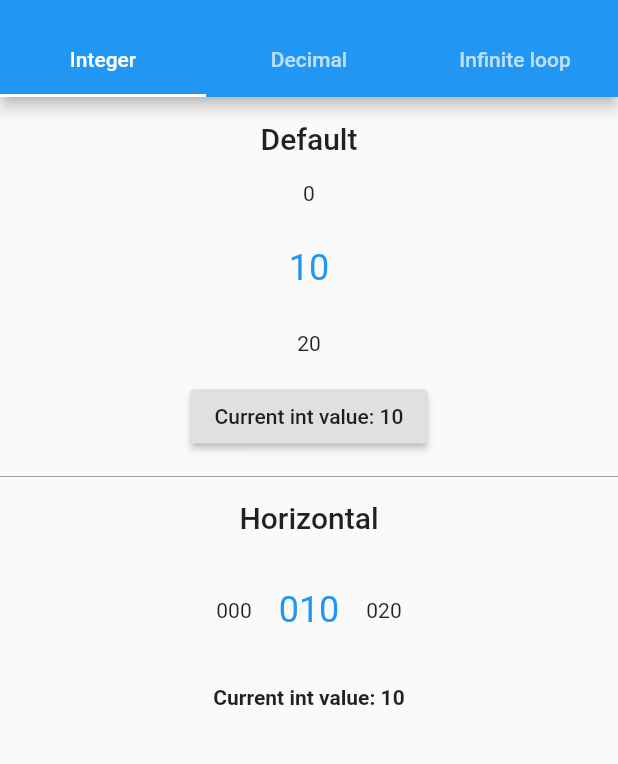
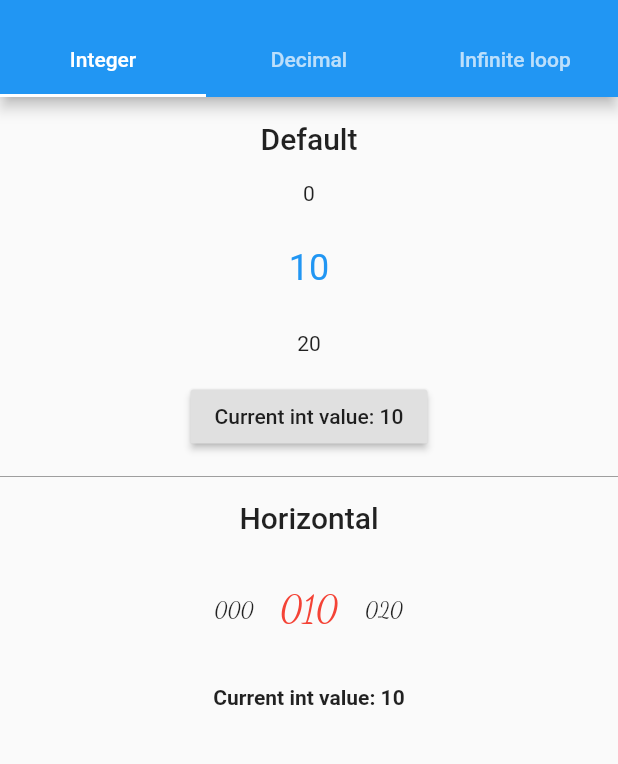
Before and after one commit to MarcinusX/NumberPicker, a Flutter app: the screen it shows after launch, on a phone screen of 412 x 824 dp, the part 59-823 px from its top. Run offline on Flutter 3.47's test engine with Material 2 defaults, Android fonts, the phone set to English and light mode, and no system bars; missing offline and left inert: infinite_listview.

Commit message:
implement custom font and text color

```diff
--- a/example/lib/main.dart
+++ b/example/lib/main.dart
@@ -141,6 +141,8 @@ class _MyHomePageState extends State<MyHomePage> {
       maxValue: 100,
       step: 10,
       zeroPad: true,
+      fontFamily: 'dancing',
+      selectedTextColor: Colors.red,
       onChanged: (value) => setState(() => _currentHorizontalIntValue = value),
     );
     integerInfiniteNumberPicker = new NumberPicker.integer(
--- a/example/pubspec.yaml
+++ b/example/pubspec.yaml
@@ -51,3 +51,7 @@ flutter:
   #       - asset: fonts/TrajanPro.ttf
   #       - asset: fonts/TrajanPro_Bold.ttf
   #         weight: 700
+  fonts:
+    - family: dancing
+      fonts:
+        - asset: assets/fonts/dancing.ttf
--- a/lib/numberpicker.dart
+++ b/lib/numberpicker.dart
@@ -36,6 +36,9 @@ class NumberPicker extends StatelessWidget {
     this.highlightSelectedValue = true,
     this.decoration,
     this.haptics = false,
+    this.fontFamily,
+    this.selectedTextColor,
+    this.textColor,
   })  : assert(initialValue != null),
         assert(minValue != null),
         assert(maxValue != null),
@@ -72,6 +75,9 @@ class NumberPicker extends StatelessWidget {
     this.highlightSelectedValue = true,
     this.decoration,
     this.haptics = false,
+    this.fontFamily,
+    this.selectedTextColor,
+    this.textColor,
   })  : assert(initialValue != null),
         assert(minValue != null),
         assert(maxValue != null),
@@ -110,6 +116,9 @@ class NumberPicker extends StatelessWidget {
     this.highlightSelectedValue = true,
     this.decoration,
     this.haptics = false,
+    this.fontFamily,
+    this.selectedTextColor,
+    this.textColor,
   })  : assert(initialValue != null),
         assert(minValue != null),
         assert(maxValue != null),
@@ -202,6 +211,15 @@ class NumberPicker extends StatelessWidget {
   ///Whether to trigger haptic pulses or not
   final bool haptics;
 
+  ///Font family to set on NumberPicker
+  final String fontFamily;
+
+  ///Color for focused texts
+  final Color selectedTextColor;
+
+  ///Color for unfocused texts
+  final Color textColor;
+
   //
   //----------------------------- PUBLIC ------------------------------
   //
@@ -257,9 +275,13 @@ class NumberPicker extends StatelessWidget {
   }
 
   Widget _integerListView(ThemeData themeData) {
-    TextStyle defaultStyle = themeData.textTheme.body1;
-    TextStyle selectedStyle =
-        themeData.textTheme.headline.copyWith(color: themeData.accentColor);
+    TextStyle defaultStyle = themeData.textTheme.body1
+        .copyWith(fontFamily: fontFamily, color: textColor);
+    TextStyle selectedStyle = themeData.textTheme.headline.copyWith(
+        color: selectedTextColor == null
+            ? themeData.accentColor
+            : selectedTextColor,
+        fontFamily: fontFamily);
 
     var listItemCount = integerItemCount + 2;
 
@@ -317,9 +339,13 @@ class NumberPicker extends StatelessWidget {
   }
 
   Widget _decimalListView(ThemeData themeData) {
-    TextStyle defaultStyle = themeData.textTheme.body1;
-    TextStyle selectedStyle =
-        themeData.textTheme.headline.copyWith(color: themeData.accentColor);
+    TextStyle defaultStyle = themeData.textTheme.body1
+        .copyWith(fontFamily: fontFamily, color: textColor);
+    TextStyle selectedStyle = themeData.textTheme.headline.copyWith(
+        color: selectedTextColor == null
+            ? themeData.accentColor
+            : selectedTextColor,
+        fontFamily: fontFamily);
 
     int decimalItemCount =
         selectedIntValue == maxValue ? 3 : math.pow(10, decimalPlaces) + 2;
@@ -376,9 +402,13 @@ class NumberPicker extends StatelessWidget {
   }
 
   Widget _integerInfiniteListView(ThemeData themeData) {
-    TextStyle defaultStyle = themeData.textTheme.body1;
-    TextStyle selectedStyle =
-        themeData.textTheme.headline.copyWith(color: themeData.accentColor);
+    TextStyle defaultStyle = themeData.textTheme.body1
+        .copyWith(fontFamily: fontFamily, color: textColor);
+    TextStyle selectedStyle = themeData.textTheme.headline.copyWith(
+        color: selectedTextColor == null
+            ? themeData.accentColor
+            : selectedTextColor,
+        fontFamily: fontFamily);
 
     return Listener(
       onPointerUp: (ev) {
@@ -637,6 +667,9 @@ class NumberPickerDialog extends StatefulWidget {
   final Decoration decoration;
   final TextMapper textMapper;
   final bool haptics;
+  final String fontFamily;
+  final Color selectedTextColor;
+  final Color textColor;
 
   ///constructor for integer values
   NumberPickerDialog.integer({
@@ -652,6 +685,9 @@ class NumberPickerDialog extends StatefulWidget {
     this.decoration,
     this.textMapper,
     this.haptics = false,
+    this.fontFamily,
+    this.selectedTextColor,
+    this.textColor,
     Widget confirmWidget,
     Widget cancelWidget,
   })  : confirmWidget = confirmWidget ?? Text("OK"),
@@ -671,6 +707,9 @@ class NumberPickerDialog extends StatefulWidget {
     this.decoration,
     this.textMapper,
     this.haptics = false,
+    this.fontFamily,
+    this.selectedTextColor,
+    this.textColor,
     Widget confirmWidget,
     Widget cancelWidget,
   })  : confirmWidget = confirmWidget ?? Text("OK"),
```
Also changed, not shown: example/assets/fonts/dancing.ttf (added).
